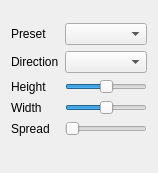
This is Effects/CustomGradientWave/CustomGradientWave.ui in DLdota/OpenRGBEffectsPlugin as Qt 5 draws it before an edit. The edited form follows.
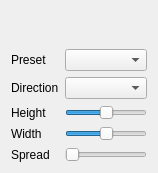
This is the edited form. Custom widgets are drawn as their Qt base class.

Commit message: Ui modification for several effects

Patch:
```diff
--- a/Effects/CustomGradientWave/CustomGradientWave.ui
+++ b/Effects/CustomGradientWave/CustomGradientWave.ui
@@ -14,7 +14,90 @@
    <string>Form</string>
   </property>
   <layout class="QGridLayout" name="gridLayout">
-   <item row="6" column="0" colspan="2">
+   <item row="5" column="1">
+    <widget class="QTooltipedSlider" name="width">
+     <property name="minimum">
+      <number>0</number>
+     </property>
+     <property name="maximum">
+      <number>100</number>
+     </property>
+     <property name="value">
+      <number>50</number>
+     </property>
+     <property name="orientation">
+      <enum>Qt::Horizontal</enum>
+     </property>
+    </widget>
+   </item>
+   <item row="4" column="0">
+    <widget class="QLabel" name="label_2">
+     <property name="text">
+      <string>Height</string>
+     </property>
+    </widget>
+   </item>
+   <item row="2" column="0">
+    <widget class="QLabel" name="presetlabel">
+     <property name="text">
+      <string>Preset</string>
+     </property>
+    </widget>
+   </item>
+   <item row="6" column="0">
+    <widget class="QLabel" name="label_3">
+     <property name="text">
+      <string>Spread</string>
+     </property>
+    </widget>
+   </item>
+   <item row="4" column="1">
+    <widget class="QTooltipedSlider" name="height">
+     <property name="minimum">
+      <number>0</number>
+     </property>
+     <property name="maximum">
+      <number>100</number>
+     </property>
+     <property name="value">
+      <number>50</number>
+     </property>
+     <property name="orientation">
+      <enum>Qt::Horizontal</enum>
+     </property>
+    </widget>
+   </item>
+   <item row="3" column="1">
+    <widget class="QComboBox" name="direction"/>
+   </item>
+   <item row="3" column="0">
+    <widget class="QLabel" name="directionLabel">
+     <property name="text">
+      <string>Direction</string>
+     </property>
+    </widget>
+   </item>
+   <item row="5" column="0">
+    <widget class="QLabel" name="label_4">
+     <property name="text">
+      <string>Width</string>
+     </property>
+    </widget>
+   </item>
+   <item row="0" column="0" colspan="2">
+    <widget class="ColorsPicker" name="colorsPicker" native="true"/>
+   </item>
+   <item row="2" column="1">
+    <widget class="QComboBox" name="preset"/>
+   </item>
+   <item row="6" column="1">
+    <widget class="QTooltipedSlider" name="spread">
+     <property name="orientation">
+      <enum>Qt::Horizontal</enum>
+     </property>
+    </widget>
+   </item>
+   <item row="1" column="0" colspan="2">
     <widget class="QLabel" name="gradient">
      <property name="sizePolicy">
       <sizepolicy hsizetype="Expanding" vsizetype="Fixed">
@@ -42,89 +125,6 @@
      </property>
     </widget>
    </item>
-   <item row="4" column="0">
-    <widget class="QLabel" name="label_4">
-     <property name="text">
-      <string>Width</string>
-     </property>
-    </widget>
-   </item>
-   <item row="0" column="0" colspan="2">
-    <widget class="ColorsPicker" name="colorsPicker" native="true"/>
-   </item>
-   <item row="4" column="1">
-    <widget class="QTooltipedSlider" name="width">
-     <property name="minimum">
-      <number>0</number>
-     </property>
-     <property name="maximum">
-      <number>100</number>
-     </property>
-     <property name="value">
-      <number>50</number>
-     </property>
-     <property name="orientation">
-      <enum>Qt::Horizontal</enum>
-     </property>
-    </widget>
-   </item>
-   <item row="3" column="1">
-    <widget class="QTooltipedSlider" name="height">
-     <property name="minimum">
-      <number>0</number>
-     </property>
-     <property name="maximum">
-      <number>100</number>
-     </property>
-     <property name="value">
-      <number>50</number>
-     </property>
-     <property name="orientation">
-      <enum>Qt::Horizontal</enum>
-     </property>
-    </widget>
-   </item>
-   <item row="2" column="0">
-    <widget class="QLabel" name="directionLabel">
-     <property name="text">
-      <string>Direction</string>
-     </property>
-    </widget>
-   </item>
-   <item row="5" column="0">
-    <widget class="QLabel" name="label_3">
-     <property name="text">
-      <string>Spread</string>
-     </property>
-    </widget>
-   </item>
-   <item row="1" column="0">
-    <widget class="QLabel" name="presetlabel">
-     <property name="text">
-      <string>Preset</string>
-     </property>
-    </widget>
-   </item>
-   <item row="1" column="1">
-    <widget class="QComboBox" name="preset"/>
-   </item>
-   <item row="5" column="1">
-    <widget class="QTooltipedSlider" name="spread">
-     <property name="orientation">
-      <enum>Qt::Horizontal</enum>
-     </property>
-    </widget>
-   </item>
-   <item row="2" column="1">
-    <widget class="QComboBox" name="direction"/>
-   </item>
-   <item row="3" column="0">
-    <widget class="QLabel" name="label_2">
-     <property name="text">
-      <string>Height</string>
-     </property>
-    </widget>
-   </item>
   </layout>
  </widget>
  <customwidgets>
```
The commit also changes 7 other files.
